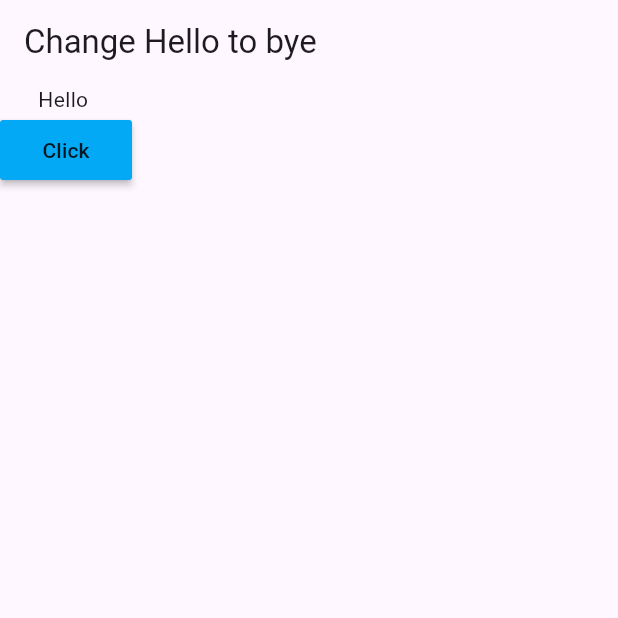
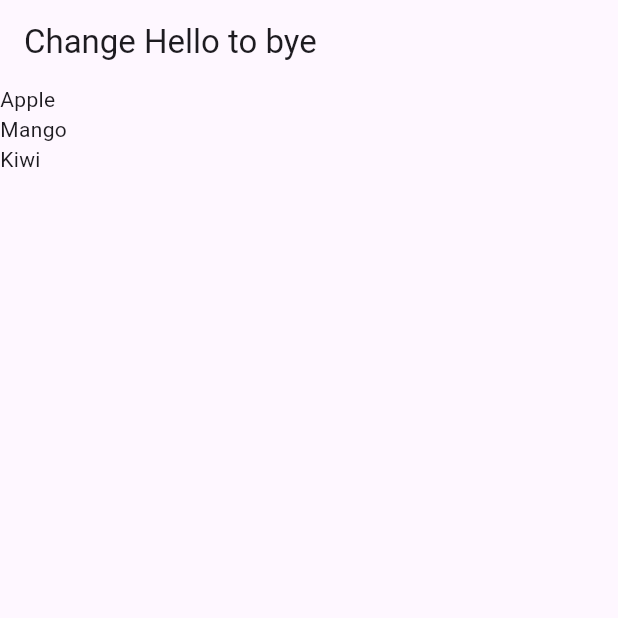
Before and after one commit to Threshik/Flutter_Practice, a Flutter app: the screen it shows after launch, on a phone screen of 412 x 824 dp, the top half of it. Run offline on Flutter 3.47's test engine with Material 3 defaults, Android fonts, the phone set to English and light mode, and no system bars.

Commit message:
ListView Builder

```diff
--- a/lib/main.dart
+++ b/lib/main.dart
@@ -4,35 +4,6 @@ void main(){
 runApp(secondApp());
 }
 
-// class MainApp extends StatelessWidget{
-
-//   String displayName = "Hello ";
-//   @override
-//   Widget build(BuildContext context) {
-//     return MaterialApp(
-//       home: Scaffold(
-//         appBar: AppBar(
-//           title: Text("Change Hello to bye"),
-//           centerTitle: false,
-//         ),
-//         body: Column(
-//           children: [
-//             Text(displayName),
-//             MaterialButton(
-//               child: Text("Click"),
-//               color: Colors.lightBlue,
-//               padding: EdgeInsets.all(10),
-
-//              onPressed: () {
-//               displayName="Bye";
-//              } ,
-//             )
-//           ],
-//         )
-//       ),
-//     );
-//   }
-// }
 
 class secondApp extends StatefulWidget{
   @override
@@ -42,7 +13,7 @@ class secondApp extends StatefulWidget{
 }
 
 class secondAppState extends State<secondApp>{
-   String displayName = "Hello ";
+   List<String> fruits = ["Apple","Mango","Kiwi"];
   @override
   Widget build(BuildContext context) {
     return MaterialApp(
@@ -51,22 +22,11 @@ class secondAppState extends State<secondApp>{
           title: Text("Change Hello to bye"),
           centerTitle: false,
         ),
-        body: Column(
-          children: [
-            Text(displayName),
-            MaterialButton(
-              child: Text("Click"),
-              color: Colors.lightBlue,
-              padding: EdgeInsets.all(10),
-
-             onPressed: () {
-              setState(() {
-                displayName="Bye";
-              });
-
-             } ,
-            )
-          ],
+        body: ListView.builder(
+          itemCount: fruits.length,
+          itemBuilder: (context,index){
+            return Text(fruits[index]);
+          }
         )
       ),
     );
```
